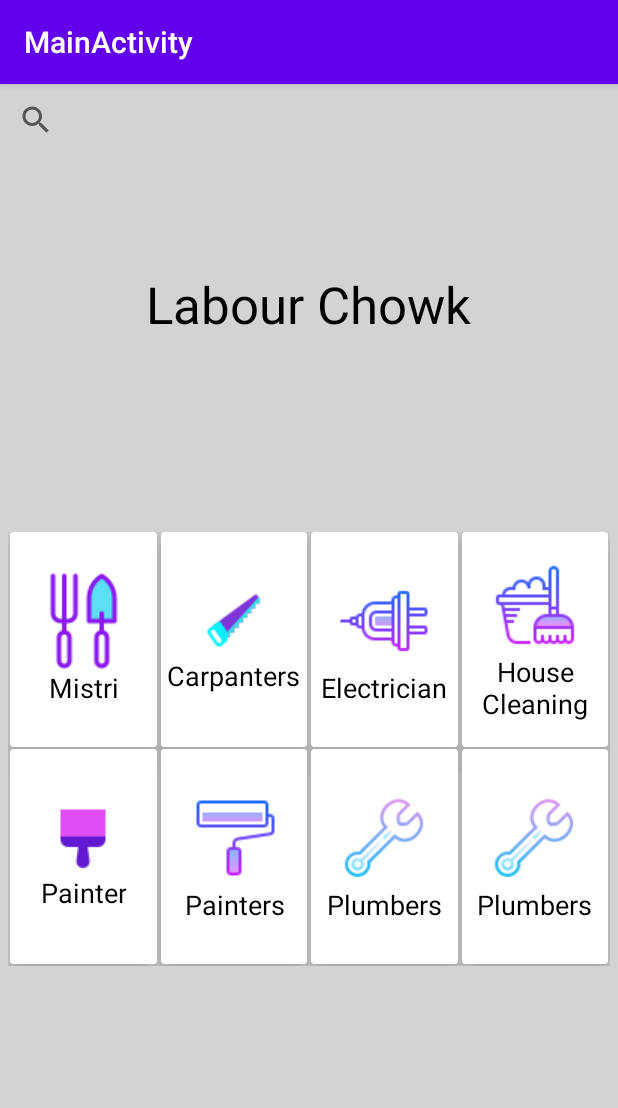
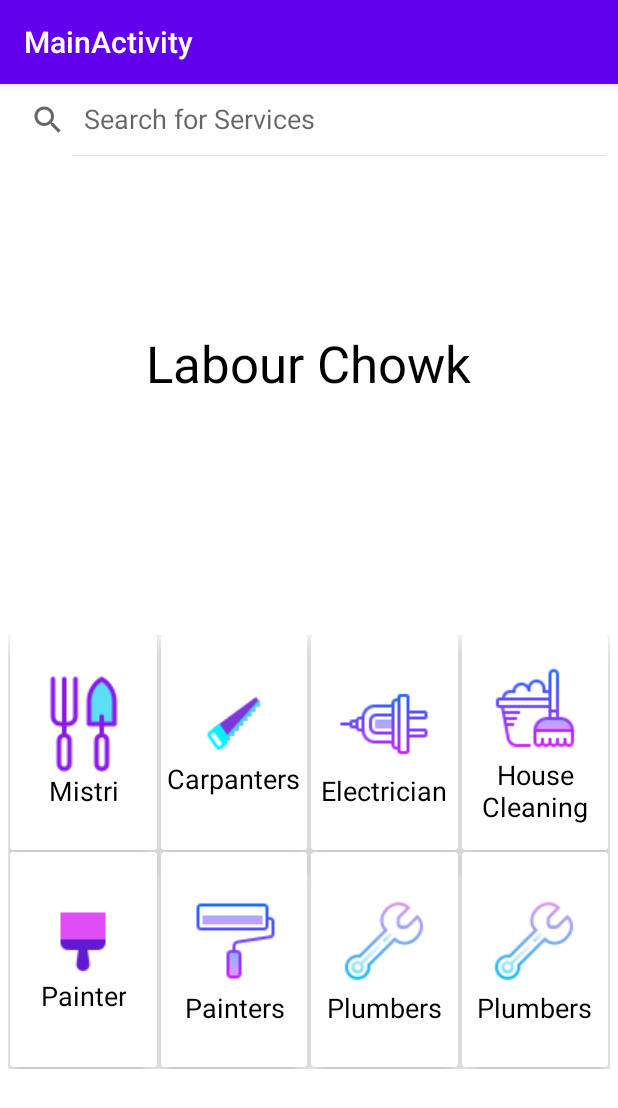
Before and after one commit to ashishgit1992/labourchowk, an Android app: the HomeActivity screen opened directly, with no data from a screen before it, on a phone screen of 412 x 824 dp. Shown: the top 1108 px of the screen. Run offline under Robolectric (Android 15) with nearby library versions, the phone set to English and light mode, and no system bars; our stand-ins replace navigation-ui.

Commit message:
hoome changes

```diff
--- a/app/src/main/res/layout/activity_home.xml
+++ b/app/src/main/res/layout/activity_home.xml
@@ -5,9 +5,16 @@
     android:layout_width="match_parent"
     android:layout_height="match_parent"
     android:orientation="vertical"
-    android:background="#D3D3D3"
+    android:background="#ffff"
     android:weightSum="10"
     tools:context=".HomeActivity">
+
+    <SearchView
+        android:layout_width="match_parent"
+        android:layout_height="wrap_content"
+        android:background="#ffff"
+        android:iconifiedByDefault="false"
+        android:queryHint="Search for Services" />
 
     <RelativeLayout
         android:layout_weight="2"
@@ -23,11 +30,28 @@
             android:layout_width="wrap_content"
             android:layout_height="wrap_content" />
 
-        <SearchView
-            android:layout_width="match_parent"
-            android:layout_height="wrap_content" />
 
     </RelativeLayout>
+
+    <LinearLayout
+        android:layout_width="match_parent"
+        android:layout_height="wrap_content"
+        android:layout_marginLeft="6dp"
+        android:layout_marginRight="6dp"
+        android:layout_marginBottom="5dp">
+
+        <TextView
+            android:layout_width="match_parent"
+            android:layout_height="wrap_content"
+            android:background="#FFFF"
+            android:gravity="center"
+            android:textColor="#7D30A6"
+            android:textSize="24sp"
+            android:textStyle="bold"
+            tools:text="Services available in your area">
+
+        </TextView>
+    </LinearLayout>
 
     <GridLayout
         android:id="@+id/mainGrid"
```
